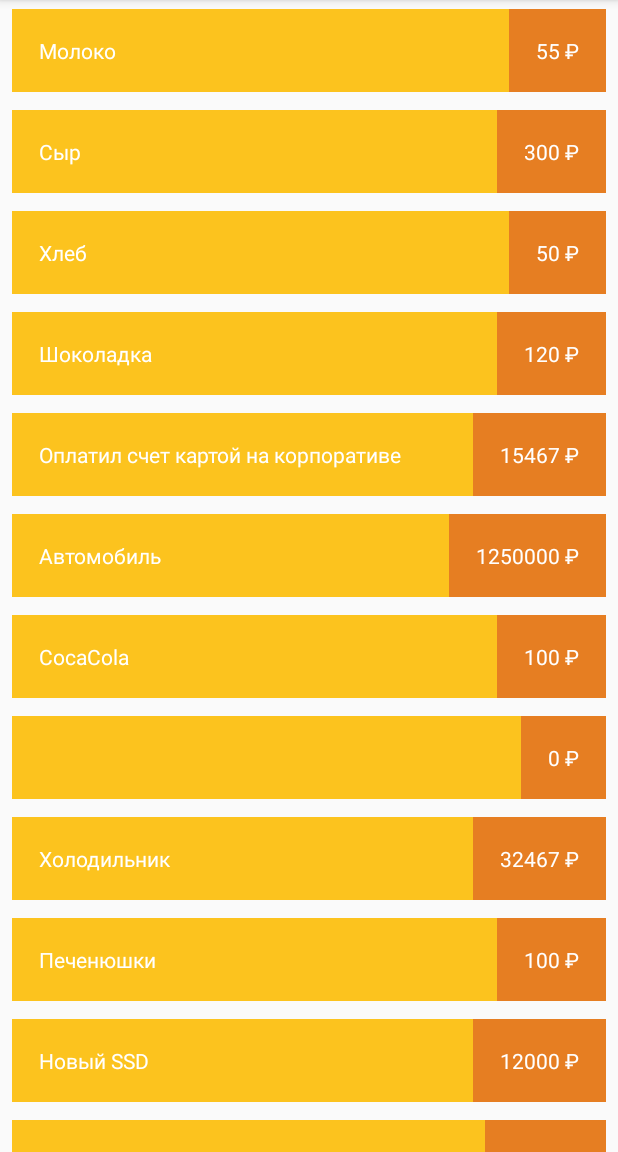
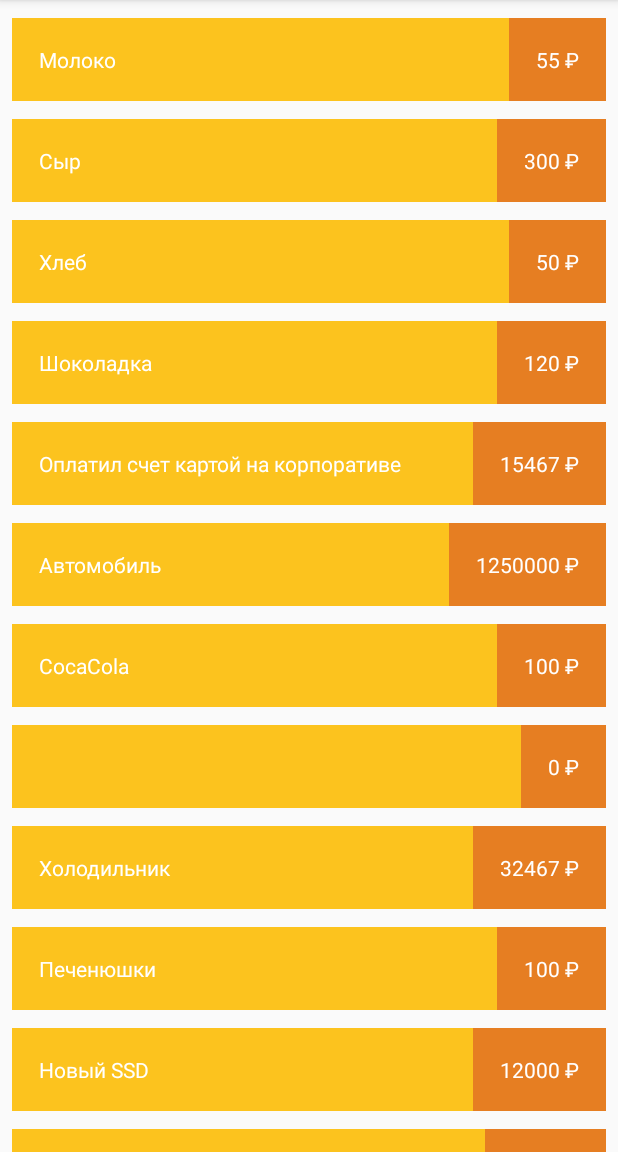
Before and after one commit to miralas/MoneyTracker, an Android app: the screen it shows after launch (ItemListActivity), on a phone screen of 412 x 824 dp, the part 84-1236 px from its top. Run offline under Robolectric (Android 15) with nearby library versions, the phone set to English and light mode, and no system bars.

Commit message:
Refactoring like on webinar

```diff
--- a/app/src/main/java/com/miralas/moneytracker/ItemDecorator.java
+++ b/app/src/main/java/com/miralas/moneytracker/ItemDecorator.java
@@ -20,6 +20,12 @@ public class ItemDecorator extends RecyclerView.ItemDecoration {
 
     @Override
     public void getItemOffsets(Rect outRect, View view, RecyclerView parent, RecyclerView.State state) {
-        outRect.set(spaceHorizontal,spaceVertical,spaceHorizontal,spaceVertical);
+        if (parent.getChildAdapterPosition(view) == 0) {
+            outRect.set(spaceHorizontal, spaceVertical * 2, spaceHorizontal, spaceVertical);
+        } else if (parent.getChildAdapterPosition(view) == parent.getAdapter().getItemCount() - 1) {
+            outRect.set(spaceHorizontal, spaceVertical, spaceHorizontal, spaceVertical * 2);
+        } else {
+            outRect.set(spaceHorizontal, spaceVertical, spaceHorizontal, spaceVertical);
+        }
     }
 }
--- a/app/src/main/java/com/miralas/moneytracker/ItemListActivity.java
+++ b/app/src/main/java/com/miralas/moneytracker/ItemListActivity.java
@@ -5,13 +5,6 @@ import android.support.annotation.Nullable;
 import android.support.v7.app.AppCompatActivity;
 import android.support.v7.widget.LinearLayoutManager;
 import android.support.v7.widget.RecyclerView;
-import android.view.LayoutInflater;
-import android.view.View;
-import android.view.ViewGroup;
-import android.widget.TextView;
-
-import java.util.ArrayList;
-import java.util.List;
 
 /**
  * Created by tiburon on 23/03/2018.
@@ -20,14 +13,15 @@ import java.util.List;
 public class ItemListActivity extends AppCompatActivity {
 
     private RecyclerView view;
-    private List<Item> data = new ArrayList<>();
-    private ItemListAdapter adapter;
+    private ItemsAdapter adapter;
 
     @Override
     protected void onCreate(@Nullable Bundle savedInstanceState) {
         super.onCreate(savedInstanceState);
-        setContentView(R.layout.activity_item_list);
-        createData();
+        setContentView(R.layout.activity_items);
+
+        adapter = new ItemsAdapter();
+
         view = findViewById(R.id.list);
         view.setLayoutManager(new LinearLayoutManager(this));
         //Add Item Decoration
@@ -35,64 +29,8 @@ public class ItemListActivity extends AppCompatActivity {
                 (int) getResources().getDimension(R.dimen.item_margin_horizontal),
                 (int) getResources().getDimension(R.dimen.item_margin_vertical)));
 
-        adapter = new ItemListAdapter();
         view.setAdapter(adapter);
 //        adapter.notifyDataSetChanged();
     }
 
-    private int convertToInt(int test) {
-        return getResources().getInteger(test);
-    }
-
-    private void createData() {
-        data.add(new Item("Молоко", 55));
-        data.add(new Item("Сыр", 300));
-        data.add(new Item("Хлеб", 50));
-        data.add(new Item("Шоколадка", 120));
-        data.add(new Item("Оплатил счет картой на корпоративе", 15467));
-        data.add(new Item("Автомобиль", 1250000));
-        data.add(new Item("CocaCola", 100));
-        data.add(new Item("", 0));
-        data.add(new Item("Холодильник", 32467));
-        data.add(new Item("Печенюшки", 100));
-        data.add(new Item("Новый SSD", 12000));
-        data.add(new Item("Уже не помню что тогда покупал", 5858));
-    }
-
-    private class ItemListAdapter extends RecyclerView.Adapter<ItemViewHolder> {
-        @Override
-        public ItemViewHolder onCreateViewHolder(ViewGroup parent, int viewType) {
-            return new ItemViewHolder(LayoutInflater.from(parent.getContext())
-                    .inflate(R.layout.item_record, parent, false));
-        }
-
-        @Override
-        public void onBindViewHolder(ItemViewHolder holder, int position) {
-            Item item = data.get(position);
-            holder.applyData(item);
-        }
-
-        @Override
-        public int getItemCount() {
-            return data.size();
-        }
-    }
-
-    private class ItemViewHolder extends RecyclerView.ViewHolder {
-
-        private final TextView title;
-        private final TextView price;
-
-        public ItemViewHolder(View itemView) {
-            super(itemView);
-            title = itemView.findViewById(R.id.item_title);
-            price = itemView.findViewById(R.id.item_price);
-        }
-
-        public void applyData(Item item) {
-            title.setText(item.getTitle());
-            // Format string, like in android
-            price.setText(getString(R.string.item_list_price_formatter, item.getPrice()));
-        }
-    }
 }
--- /dev/null
+++ b/app/src/main/java/com/miralas/moneytracker/ItemsAdapter.java
@@ -0,0 +1,76 @@
+package com.miralas.moneytracker;
+
+import android.content.Context;
+import android.support.v7.widget.RecyclerView;
+import android.view.LayoutInflater;
+import android.view.View;
+import android.view.ViewGroup;
+import android.widget.TextView;
+
+import java.util.ArrayList;
+import java.util.List;
+
+/**
+ * Created by tiburon on 26/03/2018.
+ */
+class ItemsAdapter extends RecyclerView.Adapter<ItemsAdapter.ItemViewHolder> {
+
+
+    private List<Item> data = new ArrayList<>();
+
+    public ItemsAdapter() {
+        createData();
+    }
+
+    @Override
+    public ItemsAdapter.ItemViewHolder onCreateViewHolder(ViewGroup parent, int viewType) {
+        return new ItemViewHolder(LayoutInflater.from(parent.getContext())
+                .inflate(R.layout.item, parent, false));
+    }
+
+    @Override
+    public void onBindViewHolder(ItemsAdapter.ItemViewHolder holder, int position) {
+        Item item = data.get(position);
+        holder.applyData(item);
+    }
+
+    @Override
+    public int getItemCount() {
+        return data.size();
+    }
+
+    private void createData() {
+        data.add(new Item("Молоко", 55));
+        data.add(new Item("Сыр", 300));
+        data.add(new Item("Хлеб", 50));
+        data.add(new Item("Шоколадка", 120));
+        data.add(new Item("Оплатил счет картой на корпоративе", 15467));
+        data.add(new Item("Автомобиль", 1250000));
+        data.add(new Item("CocaCola", 100));
+        data.add(new Item("", 0));
+        data.add(new Item("Холодильник", 32467));
+        data.add(new Item("Печенюшки", 100));
+        data.add(new Item("Новый SSD", 12000));
+        data.add(new Item("Уже не помню что тогда покупал", 5858));
+    }
+
+    static class ItemViewHolder extends RecyclerView.ViewHolder {
+
+        private final TextView title;
+        private final TextView price;
+        private Context context;
+
+        public ItemViewHolder(View itemView) {
+            super(itemView);
+            title = itemView.findViewById(R.id.item_title);
+            price = itemView.findViewById(R.id.item_price);
+            context = itemView.getContext();
+        }
+
+        public void applyData(Item item) {
+            title.setText(item.getTitle());
+            // Format string, like in android
+            price.setText(context.getString(R.string.item_list_price_formatter, item.getPrice()));
+        }
+    }
+}
--- a/app/src/main/res/layout/activity_item_list.xml
+++ b/app/src/main/res/layout/activity_items.xml
@@ -8,5 +8,5 @@
         android:id="@+id/list"
         android:layout_width="match_parent"
         android:layout_height="match_parent"
-        tools:listitem="@layout/item_record"/>
+        tools:listitem="@layout/item"/>
 </FrameLayout>
```
Also changed, not shown: app/src/main/res/layout/item.xml (renamed from app/src/main/res/layout/item_record.xml).
